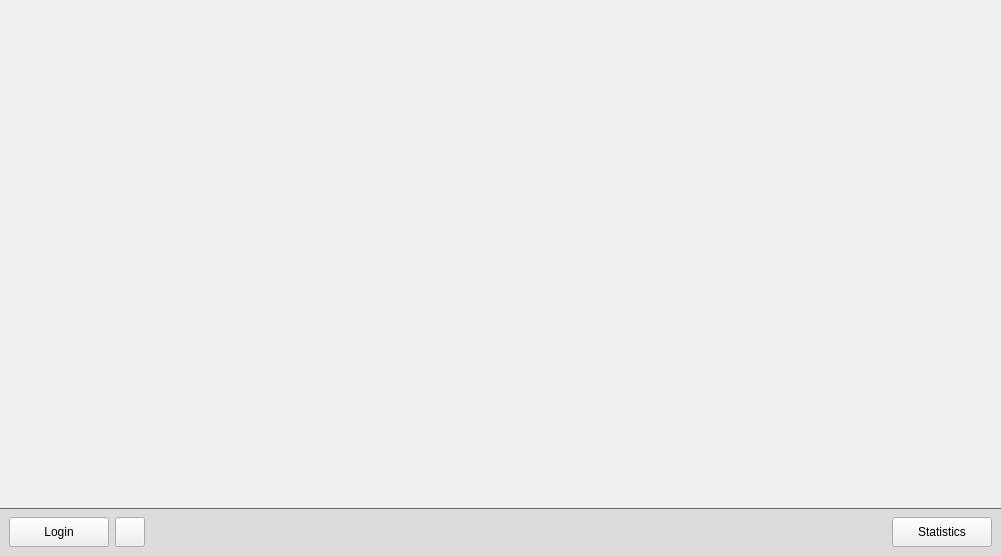
First picture: the form in src/resources/ui_files/mainwindow.ui, repository DilanBoskan/Golf-Simulator-Manager, before the edit.
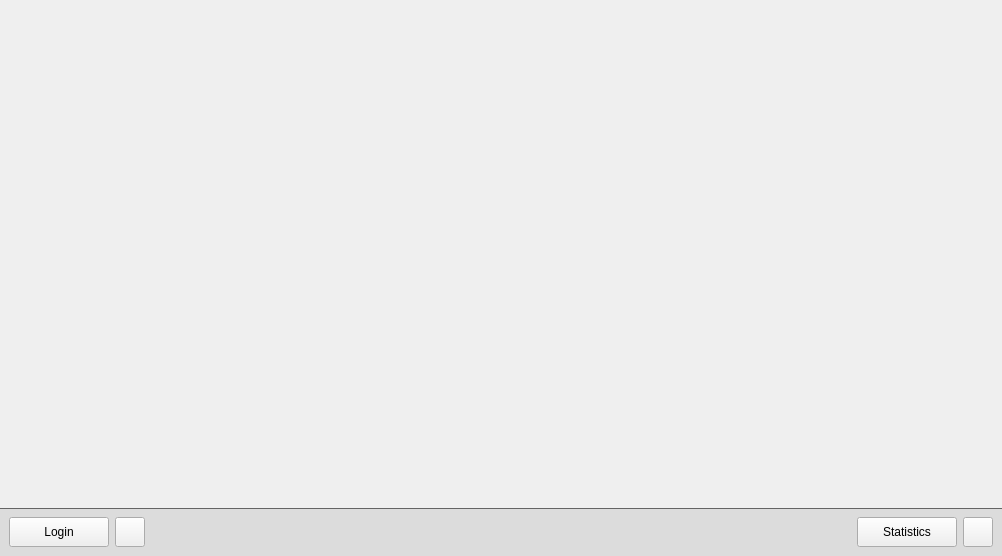
Second picture: the form after the edit.

Commit message: Added settings window

Patch:
```diff
--- a/src/resources/ui_files/mainwindow.ui
+++ b/src/resources/ui_files/mainwindow.ui
@@ -9,7 +9,7 @@
    <rect>
     <x>0</x>
     <y>0</y>
-    <width>1001</width>
+    <width>1002</width>
     <height>556</height>
    </rect>
   </property>
@@ -205,6 +205,25 @@
         </property>
        </widget>
       </item>
+      <item>
+       <widget class="QPushButton" name="pushButton_settings">
+        <property name="minimumSize">
+         <size>
+          <width>30</width>
+          <height>30</height>
+         </size>
+        </property>
+        <property name="maximumSize">
+         <size>
+          <width>30</width>
+          <height>30</height>
+         </size>
+        </property>
+        <property name="text">
+         <string/>
+        </property>
+       </widget>
+      </item>
      </layout>
     </widget>
    </item>
```
The commit also changes 5 other files.
